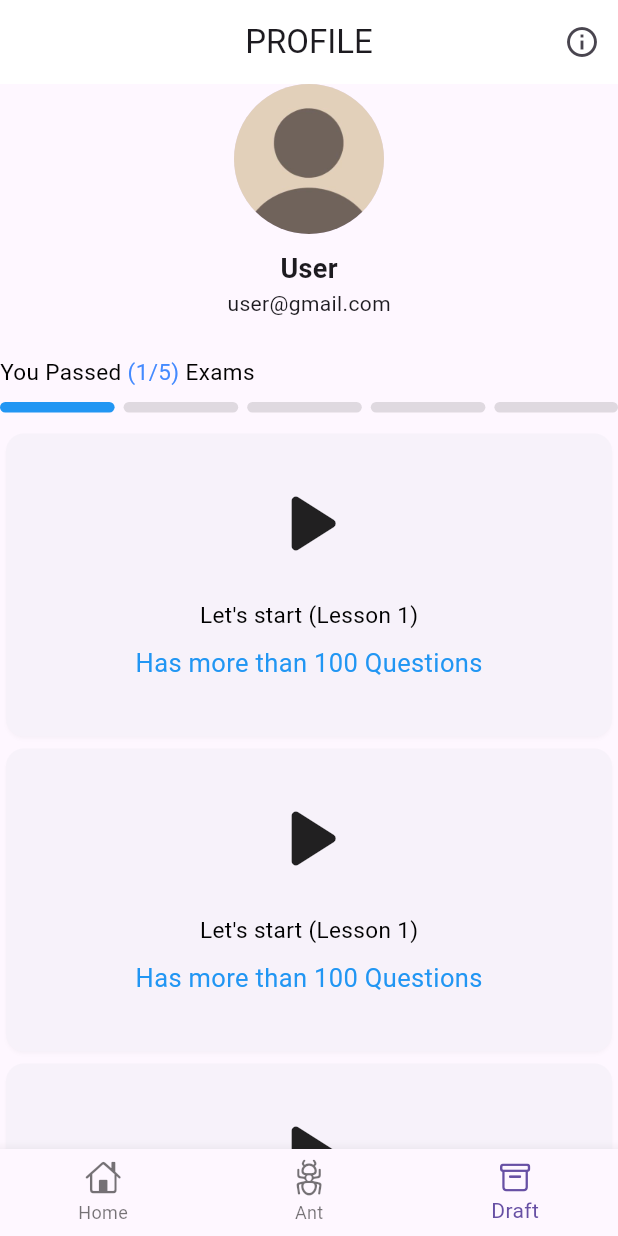
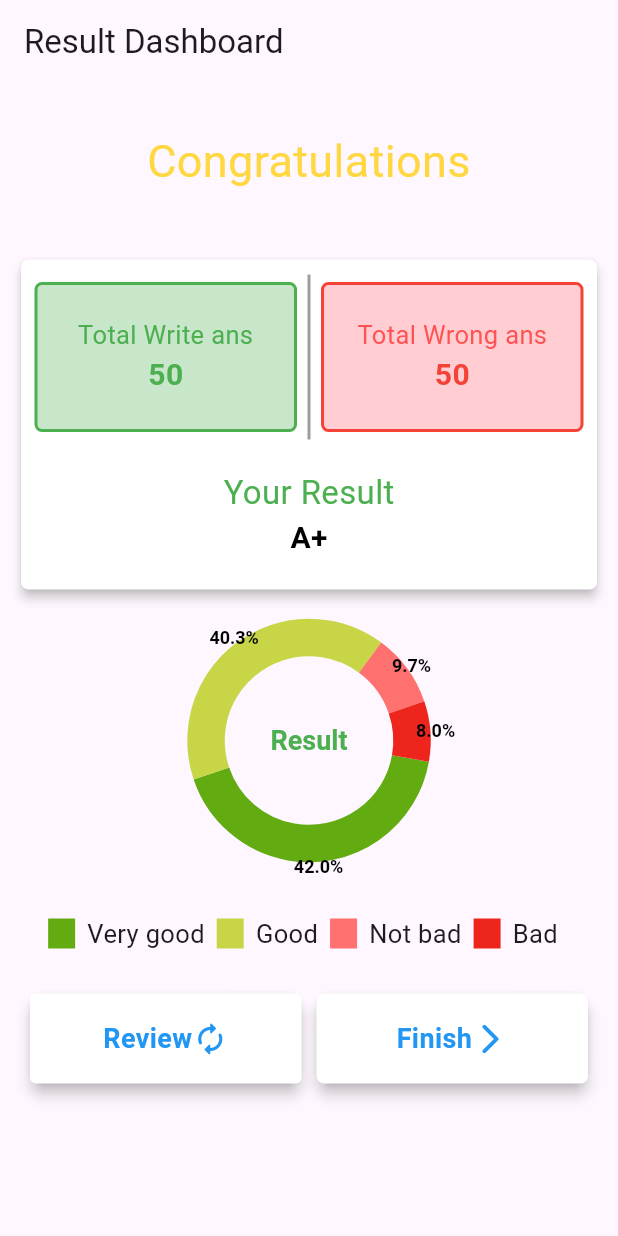
Before and after one commit to obaida9521/slient_project, a Flutter app: the screen it shows after launch, on a phone screen of 412 x 824 dp. Run offline on Flutter 3.47's test engine with Material 3 defaults, Android fonts, the phone set to English and light mode, and no system bars; drawn by our look-alikes of pie_chart.

```diff
--- a/lib/main.dart
+++ b/lib/main.dart
@@ -1,21 +1,8 @@
-import 'package:client_project/SignIn.dart';
-import 'package:client_project/SignUp.dart';
-import 'package:client_project/UserDashboardView.dart';
+
+
+import 'package:client_project/result.dart';
 import 'package:flutter/material.dart';
 
 void main() {
-  runApp(MyApp());
+  runApp( Result());
 }
-class MyApp extends StatelessWidget{
-  @override
-  Widget build(BuildContext context) {
-    return MaterialApp(
-      debugShowCheckedModeBanner: false,
-      theme: ThemeData(
-          primarySwatch: Colors.amber,
-      ),
-      home: UserDashboardView(),
-    );
-  }
-
-}
--- /dev/null
+++ b/lib/result.dart
@@ -0,0 +1,297 @@
+import 'package:pie_chart/pie_chart.dart';
+import 'package:flutter/material.dart';
+
+class Result extends StatelessWidget {
+   Result({Key? key}) : super(key: key);
+
+  Map<String, double> dataMap = {
+    "Very good": 18.47,
+    "Good": 17.70,
+    "Not bad": 4.25,
+    "Bad": 3.51,
+  };
+
+  List<Color> colorList = [
+    const Color(0xff62ab10),
+    const Color(0xffc8d547),
+    const Color(0x9eff1e17),
+    const Color(0xffee251d),
+  ];
+
+  @override
+  Widget build(BuildContext context) {
+    return MaterialApp(
+      home: Scaffold(
+        appBar: AppBar(
+          title: const Text("Result Dashboard"),
+        ),
+        body: SafeArea(
+          top: true,
+          child: Column(
+            mainAxisSize: MainAxisSize.max,
+            children: [
+              const SizedBox(height: 30,),
+              const Text(
+                "Congratulations",
+                textAlign: TextAlign.center,
+                style: TextStyle(
+                  color: Colors.amberAccent,
+                  fontSize: 30,
+                ),
+              ),
+              const SizedBox(height: 30,),
+              Padding(
+                padding: const EdgeInsets.all(10),
+                child: Card(
+                  clipBehavior: Clip.antiAliasWithSaveLayer,
+                  color: Colors.white,
+                  shape: RoundedRectangleBorder(
+                    borderRadius: BorderRadius.circular(5),
+                  ),
+                  elevation: 3,
+                  child: Padding(
+                    padding: const EdgeInsetsDirectional.fromSTEB(0, 10, 0, 0),
+                    child: Column(
+                      mainAxisSize: MainAxisSize.max,
+                      children: [
+                      Row(
+                        mainAxisSize: MainAxisSize.max,
+                        mainAxisAlignment: MainAxisAlignment.center,
+                        children: [
+                          Container(
+                            width: 175,
+                            height: 100,
+                            decoration: BoxDecoration(
+                              color: Colors.green[100],
+                              borderRadius: const BorderRadius.all(
+                                  Radius.circular(5)
+                              ),
+                              border: Border.all(
+                                color: Colors.green,
+                                width: 2,
+                              ),
+                            ),
+
+                            child: const Column(
+                              mainAxisSize: MainAxisSize.max,
+                              mainAxisAlignment: MainAxisAlignment.center,
+                              children: [
+                                Text(
+                                  "Total Write ans",
+                                  textAlign: TextAlign.center,
+                                  style: TextStyle(
+                                    fontSize: 17,
+                                    color: Colors.green,
+                                  ),
+                                ),
+                                Text(
+                                  "50",
+                                  style: TextStyle(
+                                    color: Colors.green,
+                                    fontSize: 20,
+                                    fontWeight: FontWeight.bold
+                                  ),
+                                ),
+                              ],
+                            ),
+                          ),
+                           const SizedBox(
+                            height: 110,
+                            child: VerticalDivider(
+                              thickness: 2,
+                              color: Colors.grey,
+                            ),
+                          ),
+                          Container(
+                            width: 175,
+                            height: 100,
+                            decoration: BoxDecoration(
+                              color: Colors.red[100],
+                              borderRadius: const BorderRadius.all(
+                                  Radius.circular(5)
+                              ),
+                              border: Border.all(
+                                color: Colors.red,
+                                width: 2,
+                              ),
+                            ),
+                            child: const Column(
+                              mainAxisSize: MainAxisSize.max,
+                              mainAxisAlignment: MainAxisAlignment.center,
+                              children: [
+                                Text(
+                                  "Total Wrong ans",
+                                  style: TextStyle(
+                                    fontSize: 17,
+                                    color: Colors.redAccent,
+                                  ),
+                                ),
+                                Text(
+                                  "50",
+                                  style: TextStyle(
+                                    color: Colors.red,
+                                    fontSize: 20,
+                                    fontWeight: FontWeight.bold
+                                  ),
+                                ),
+                              ],
+                            ),
+                          ),
+                        ],
+                      ),
+                        const Padding(
+                          padding: EdgeInsetsDirectional.fromSTEB(0, 20, 0, 20),
+                          child: Column(
+                            mainAxisSize: MainAxisSize.max,
+                            children: [
+                              Text(
+                                "Your Result",
+                                style: TextStyle(
+                                  fontSize: 22,
+                                  color: Colors.green,
+                                ),
+                              ),
+                              Text(
+                                "A+",
+                                style: TextStyle(
+                                  color: Colors.black,
+                                  fontWeight: FontWeight.bold,
+                                  fontSize: 20,
+                                ),
+                              ),
+                            ],
+                          ),
+                        ),
+                      ],
+                    ),
+                  ),
+                ),
+              ),
+              const SizedBox(height: 10,),
+              Center(
+                child: PieChart(
+                  dataMap: dataMap,
+                  colorList: colorList,
+                  chartRadius: MediaQuery.of(context).size.width / 3,
+                  centerText: "Result",
+                  ringStrokeWidth: 25,
+                  chartType: ChartType.ring,
+                  initialAngleInDegree: 10,
+                  centerTextStyle: const TextStyle(
+                    fontSize: 18,
+                    fontWeight: FontWeight.bold,
+                    color: Colors.green
+                  ),
+                  animationDuration: const Duration(seconds: 1),
+                  chartValuesOptions: const ChartValuesOptions(
+                      showChartValues: true,
+                      showChartValuesOutside: true,
+                      showChartValuesInPercentage: true,
+                      showChartValueBackground: false,
+                  ),
+                  legendOptions: const LegendOptions(
+                      showLegends: true,
+                      legendShape: BoxShape.rectangle,
+                      legendTextStyle: TextStyle(fontSize: 17),
+                      legendPosition: LegendPosition.bottom,
+                      showLegendsInRow: true),
+                ),
+              ),
+              Padding(
+                padding: const EdgeInsetsDirectional.fromSTEB(0, 20, 0, 0),
+                child: Row(
+                  mainAxisSize: MainAxisSize.max,
+                  children: [
+                    Expanded(
+                      child: Padding(
+                        padding: const EdgeInsetsDirectional.fromSTEB(20, 0, 5, 0),
+                        child: Material(
+                          color: Colors.transparent,
+                          elevation: 4,
+                          shape: const RoundedRectangleBorder(
+                            borderRadius: BorderRadius.all(Radius.circular(10)),
+                          ),
+                          child: Container(
+                            width: double.infinity,
+                            height: 60,
+                            decoration: const BoxDecoration(
+                              color: Colors.white,
+                              borderRadius: BorderRadius.all(
+                                Radius.circular(4)
+                              ),
+                            ),
+                            child: const Row(
+                              mainAxisSize: MainAxisSize.max,
+                              mainAxisAlignment: MainAxisAlignment.center,
+                              children: [
+                                Text(
+                                  "Review",
+                                  style: TextStyle(
+                                    fontSize: 18,
+                                    fontWeight: FontWeight.bold,
+                                    color: Colors.blue,
+                                  ),
+                                ),
+                                Icon(
+                                  Icons.autorenew_rounded,
+                                  color: Colors.blue,
+                                  size: 24,
+                                ),
+                              ],
+                            ),
+                          ),
+                        ),
+                      ),
+                    ),
+                    Expanded(
+                      child: Padding(
+                        padding: const EdgeInsetsDirectional.fromSTEB(5, 0, 20, 0),
+                        child: Material(
+                          color: Colors.transparent,
+                          elevation: 4,
+                          shape: const RoundedRectangleBorder(
+                            borderRadius: BorderRadius.all(
+                              Radius.circular(10)
+                            ),
+                          ),
+                          child: Container(
+                            width: double.infinity,
+                            height: 60,
+                            decoration: const BoxDecoration(
+                              color: Colors.white,
+                              borderRadius: BorderRadius.all(Radius.circular(5)),
+                            ),
+                            child: const Row(
+                              mainAxisSize: MainAxisSize.max,
+                              mainAxisAlignment: MainAxisAlignment.center,
+                              children: [
+                                Text(
+                                  'Finish',
+                                  style: TextStyle(
+                                    color: Colors.blue,
+                                    fontWeight: FontWeight.bold,
+                                    fontSize: 18,
+                                  ),
+                                ),
+                                Icon(
+                                  Icons.arrow_forward_ios_rounded,
+                                  color: Colors.blue,
+                                  size: 24,
+                                ),
+                              ],
+                            ),
+                          ),
+                        ),
+                      ),
+                    ),
+                  ],
+                ),
+              ),
+
+            ],
+          ),
+        ),
+      ),
+    );
+  }
+}
--- a/pubspec.yaml
+++ b/pubspec.yaml
@@ -30,6 +30,7 @@ environment:
 dependencies:
   flutter:
     sdk: flutter
+  pie_chart: ^5.4.0
 
 
   # The following adds the Cupertino Icons font to your application.
```
Also changed, not shown: lib/exam.dart (added, +142 -0 lines), lib/problem.dart (added, +98 -0 lines), pubspec.lock, 1 other file.
